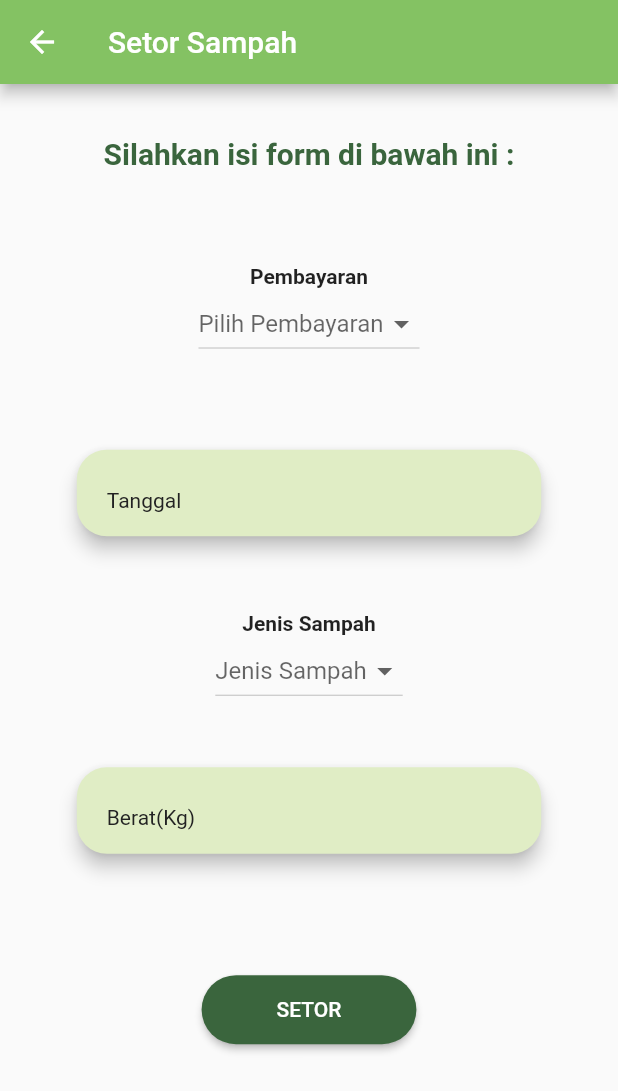
After one commit to hamdanadnandar/Mobile_kelompokM, a Flutter app: the Beranda screen opened directly, after a tap on "Tips & Trik Pengolahan Sampah", after a tap on "Setor Sampah", on a phone screen of 412 x 824 dp. The commit adds this screen. Shown: the top 1091 px of the screen. Run offline on Flutter 3.47's test engine with Material 2 defaults, Android fonts, the phone set to English and light mode, and no system bars.

Commit message:
Add files via upload

```diff
--- /dev/null
+++ b/lib/beranda.dart
@@ -0,0 +1,418 @@
+import 'package:filterin/navbar.dart';
+import 'package:filterin/setorsampah.dart';
+import 'package:flutter/material.dart';
+import 'package:filterin/appbar.dart';
+
+class Beranda extends StatelessWidget {
+  @override
+  Widget build(BuildContext context) {
+    return new SafeArea(
+        child: new Scaffold(
+            appBar: new FilterAppBar(),
+            body: Container(
+                child: new ListView(
+                    physics: ClampingScrollPhysics(),
+                    children: <Widget>[
+                      new Container(
+                        padding: EdgeInsets.only(left: 16.0, right: 16.0, top: 25.0),
+                        color: Colors.white,
+                        child: new Column(
+                          children: <Widget>[
+                          _buildSaldo(),
+                          ],
+                        )
+                      ),
+                    new Container(
+                      padding: EdgeInsets.only(left: 25.0, right: 25.0, top: 30.0),
+                      height: 100.0,
+                      child: RaisedButton.icon(
+                        textColor: Colors.white,
+                        color: Color(0xff84c263),
+                        onPressed: () {},
+                        icon: Image.asset("asset/tipstrick.png", height: 35, width: 35,),
+                        label: Text("Tips & Trik Pengolahan Sampah", style: TextStyle(fontSize: 15),),
+                      ),
+                    ),
+                      new Container(
+                        padding: EdgeInsets.only(left: 25.0, right: 25.0, top: 30.0),
+                        height: 100.0,
+                        child: RaisedButton.icon(
+                          textColor: Colors.white,
+                          color: Color(0xff84c263),
+                          onPressed: () {
+                            Navigator.push(context, MaterialPageRoute(builder: (context) => SetorSampah()));
+                          },
+                          icon: Image.asset("asset/setorsampah.png", height: 35, width: 35,),
+                          label: Text("Setor Sampah", style: TextStyle(fontSize: 15),),
+                        ),
+                      ),
+                      new Container(
+                        padding: EdgeInsets.only(left: 25.0, right: 25.0, top: 30.0),
+                        height: 100.0,
+                        child: RaisedButton.icon(
+                          textColor: Colors.white,
+                          color: Color(0xff84c263),
+                          onPressed: () {},
+                          icon: Image.asset("asset/riwayat.png", height: 35, width: 35,),
+                          label: Text("Riwayat Setoran", style: TextStyle(fontSize: 15),),
+                        ),
+                      ),
+                  new Container(
+                    color: Colors.white,
+                    margin: EdgeInsets.only(top: 16.0),
+                    child: new Column(
+                      children: <Widget>[
+//                        _buildGoFoodFeatured(),
+                        _buildInfo()],
+                    )
+                  ),
+
+                    ]
+                )
+            )
+        )
+    );
+  }
+}
+
+Widget _buildSaldo() {
+  return new Container(
+      height: 120.0,
+      decoration: new BoxDecoration(
+          gradient: LinearGradient(
+            begin: Alignment.topCenter,
+            end: Alignment.bottomCenter,
+            colors: [const Color(0xffE0EDC5), const Color(0xffE0EDC5)],
+          ),
+          borderRadius: new BorderRadius.all(new Radius.circular(3.0))),
+      child: new Column(
+        children: <Widget>[
+          new Container(
+            padding: EdgeInsets.all(12.0),
+            decoration: new BoxDecoration(
+                gradient: LinearGradient(
+                  begin: Alignment.topCenter,
+                  end: Alignment.bottomCenter,
+                  colors: [const Color(0xff84c263), const Color(0xff84c263)],
+                ),
+                borderRadius: new BorderRadius.only(
+                    topLeft: new Radius.circular(3.0),
+                    topRight: new Radius.circular(3.0))),
+            child: new Row(
+              mainAxisAlignment: MainAxisAlignment.spaceBetween,
+              children: <Widget>[
+                new Text(
+                  "Saldo",
+                  style: new TextStyle(
+                      fontSize: 18.0,
+                      color: Colors.black,
+                      fontFamily: "NeoSansBold"),
+                ),
+                new Container(
+                  child: new Text(
+                    "Rp. 120.000",
+                    style: new TextStyle(
+                        fontSize: 14.0,
+                        color: Colors.black,
+                        fontFamily: "NeoSansBold"),
+                  ),
+                )
+              ],
+            ),
+          ),
+          new Container(
+            padding: EdgeInsets.only(left: 32.0, right: 32.0, top: 12.0),
+            child: new Row(
+              mainAxisAlignment: MainAxisAlignment.spaceBetween,
+              children: <Widget>[
+                new Column(
+                  mainAxisAlignment: MainAxisAlignment.center,
+                  children: <Widget>[
+//                    new Image.asset(
+//                      "assets/icons/icon_transfer.png",
+//                      width: 32.0,
+//                      height: 32.0,
+//                    ),
+                    new Padding(
+                      padding: EdgeInsets.only(top: 10.0),
+                    ),
+                    new Text(
+                      "Tarik",
+                      style: TextStyle(color: Colors.black, fontSize: 12.0),
+                    )
+                  ],
+                ),
+                new Column(
+                  mainAxisAlignment: MainAxisAlignment.center,
+                  children: <Widget>[
+//                    new Image.asset(
+////                      "assets/icons/icon_scan.png",
+////                      width: 32.0,
+////                      height: 32.0,
+////                    ),
+                    new Padding(
+                      padding: EdgeInsets.only(top: 10.0),
+                    ),
+                    new Text(
+                      "Poin",
+                      style: TextStyle(color: Colors.black, fontSize: 12.0),
+                    )
+                  ],
+                ),
+                new Column(
+                  mainAxisAlignment: MainAxisAlignment.center,
+                  children: <Widget>[
+                    new Image.asset(
+                      "asset/setorsampah.png",
+                      width: 32.0,
+                      height: 32.0,
+                    ),
+                    new Padding(
+                      padding: EdgeInsets.only(top: 10.0),
+                    ),
+                    new Text(
+                      "Kg",
+                      style: TextStyle(color: Colors.black, fontSize: 12.0),
+                    )
+                  ],
+                ),
+//                new Column(
+//                  mainAxisAlignment: MainAxisAlignment.center,
+//                  children: <Widget>[
+//                    new Image.asset(
+//                      "asset/riwayat.png",
+//                      width: 32.0,
+//                      height: 32.0,
+//                    ),
+//                    new Padding(
+//                      padding: EdgeInsets.only(top: 10.0),
+//                    ),
+//                    new Text(
+//                      "Riwayat",
+//                      style: TextStyle(color: Colors.black, fontSize: 12.0),
+//                    )
+//                  ],
+//                ),
+              ],
+            ),
+          )
+        ],
+      ));
+}
+
+//Widget _buildGoFoodFeatured() {
+//  return new Container(
+//    padding: EdgeInsets.fromLTRB(16.0, 16.0, 0.0, 16.0),
+//    child: new Column(
+//      crossAxisAlignment: CrossAxisAlignment.stretch,
+//      children: <Widget>[
+//        new Text(
+//          "GO-FOOD",
+//          style: new TextStyle(fontFamily: "NeoSansBold"),
+//        ),
+//        new Padding(
+//          padding: EdgeInsets.only(top: 8.0),
+//        ),
+//        new Text(
+//          "Pilihan Terlaris",
+//          style: new TextStyle(fontFamily: "NeoSansBold"),
+//        ),
+//        new SizedBox(
+//          height: 172.0,
+//          child: FutureBuilder<List>(
+//              future: fetchFood(),
+//              builder: (context, snapshot) {
+//                if (snapshot.hasData) {
+//                  return new ListView.builder(
+//                    itemCount: snapshot.data.length,
+//                    padding: EdgeInsets.only(top: 12.0),
+//                    physics: new ClampingScrollPhysics(),
+//                    scrollDirection: Axis.horizontal,
+//                    itemBuilder: (context, index) {
+//                      return _rowGoFoodFeatured(snapshot.data[index]);
+//                    },
+//                  );
+//                }
+//                return Center(
+//                  child: SizedBox(
+//                      width: 40.0,
+//                      height: 40.0,
+//                      child: const CircularProgressIndicator()),
+//                );
+//              }),
+//        ),
+//      ],
+//    ),
+//  );
+//}
+
+//Widget _rowGoFoodFeatured(Food food) {
+//  return new Container(
+//    margin: EdgeInsets.only(right: 16.0),
+//    child: new Column(
+//      children: <Widget>[
+//        new ClipRRect(
+//          borderRadius: new BorderRadius.circular(8.0),
+//          child: new Image.asset(
+//            food.image,
+//            width: 132.0,
+//            height: 132.0,
+//          ),
+//        ),
+//        new Padding(
+//          padding: EdgeInsets.only(top: 8.0),
+//        ),
+////        new Text(
+////          food.title,
+////        ),
+//      ],
+//    ),
+//  );
+//}
+
+Widget _buildInfo() {
+  return new Container(
+      margin: EdgeInsets.all(16.0),
+      child: FutureBuilder(
+        future: fetchInfo(),
+        builder: (context, snapshot) {
+          if (snapshot.hasData) {
+            return new Column(
+                children: snapshot.data.map<Widget>((data) {
+                  return _rowInfo(data);
+                }).toList());
+          }
+          return Center(
+            child: SizedBox(
+                width: 40.0,
+                height: 40.0,
+                child: const CircularProgressIndicator()),
+          );
+        },
+      ));
+}
+
+Widget _rowInfo(Info info) {
+  return new Container(
+    height: 320.0,
+    child: new Column(
+      crossAxisAlignment: CrossAxisAlignment.start,
+      children: <Widget>[
+        new Container(
+          margin: EdgeInsets.only(bottom: 16.0),
+          width: double.infinity,
+          height: 1.0,
+          color: Colors.grey,
+        ),
+        new ClipRRect(
+          borderRadius: new BorderRadius.circular(8.0),
+          child: new Image.asset(
+            info.image,
+            height: 172.0,
+            width: double.infinity,
+            fit: BoxFit.cover,
+          ),
+        ),
+        new Padding(
+          padding: EdgeInsets.only(top: 16.0),
+        ),
+        new Text(
+          info.title,
+          style: new TextStyle(fontFamily: "NeoSansBold", fontSize: 16.0),
+        ),
+        new Padding(
+          padding: EdgeInsets.only(top: 8.0),
+        ),
+        new Text(
+          info.content,
+          maxLines: 2,
+          softWrap: true,
+          style: new TextStyle(color: Colors.grey, fontSize: 14.0),
+        ),
+        new Padding(
+          padding: EdgeInsets.only(top: 6.0),
+        ),
+        new Container(
+          alignment: Alignment.centerRight,
+          child: new MaterialButton(
+            color: Color(0xff84c263),
+            onPressed: () {},
+            child: new Text(
+              info.button,
+              style: new TextStyle(
+                  color: Colors.white,
+                  fontFamily: "NeoSansBold",
+                  fontSize: 12.0),
+            ),
+          ),
+        )
+      ],
+    ),
+  );
+}
+
+//Future<List<Food>> fetchFood() async {
+//  List<Food> _goFoodFeaturedList = [];
+//  _goFoodFeaturedList
+//      .add(new Food(title: "Steak Andakar", image: "asset/images/food_1.jpg"));
+//  _goFoodFeaturedList.add(
+//      new Food(title: "Mie Ayam Tumini", image: "asset/images/food_2.jpg"));
+//  _goFoodFeaturedList.add(
+//      new Food(title: "Tengkleng Hohah", image: "asset/images/food_3.jpg"));
+//  _goFoodFeaturedList
+//      .add(new Food(title: "Warung Steak", image: "asset/images/food_4.jpg"));
+//  _goFoodFeaturedList.add(new Food(
+//      title: "Kindai Warung Banjar", image: "asset/images/food_5.jpg"));
+//
+//  return new Future.delayed(new Duration(seconds: 1), () {
+//    return _goFoodFeaturedList;
+//  });
+//}
+
+Future<List<Info>> fetchInfo() async {
+  List<Info> _infoList = [];
+
+  _infoList.add(new Info(
+      image: "asset/images/berita1.jpg",
+      title: "BERITA 1",
+      content:
+      "Warga sedang mendaur ulang sampah plastik menjadi tas yang lebih berguna.",
+      button: "SELENGKAPNYA"));
+  _infoList.add(new Info(
+      image: "asset/images/berita2.jpg",
+      title: "BERITA 2",
+      content:
+      "Sampah botol bekas dapat menjadi berbagai macam kerajinan tangan.",
+      button: "SELENGKAPNYA"));
+  _infoList.add(new Info(
+      image: "asset/images/berita3.jpg",
+      title: "BERITA 3",
+      content:
+      "Sampah plastik berjenis botol terbukti sampah terbanyak yang dihasilkan oleh manusia.",
+      button: "SELENGKAPNYA"));
+  _infoList.add(new Info(
+      image: "asset/images/berita4.jpg",
+      title: "BERITA 4",
+      content:
+      "Begini caranya mendaur ulang sampah plastik dari botol bekas minummu!",
+      button: "SELENGKAPNYA"));
+  return new Future.delayed(new Duration(seconds: 3), () {
+    return _infoList;
+  });
+}
+
+//class Food {
+//  String title;
+//  String image;
+//
+//  Food({this.title, this.image});
+//}
+
+class Info {
+  String image;
+  String title;
+  String content;
+  String button;
+
+  Info({this.image, this.title, this.content, this.button});
+}
--- /dev/null
+++ b/lib/setorsampah.dart
@@ -0,0 +1,194 @@
+import 'package:flutter/material.dart';
+
+
+class SetorSampah extends StatefulWidget {
+  @override
+  _SetorSampah createState() => _SetorSampah();
+}
+
+class _SetorSampah extends State<SetorSampah> {
+
+  String _valUang;
+  String _valSampah;
+
+  List _listUang = ["Tunai", "Transfer"];
+  List _listSampah = ["Plastik", "Kertas", "Benda Tajam", "Sandal"];
+
+  @override
+  Widget build(BuildContext context) {
+    return SafeArea(
+      child: Scaffold(
+        appBar: AppBar(
+          backgroundColor: Color(0xff84c263),
+          title: Text("Setor Sampah"),
+        ),
+        body: Container(
+          child: Stack(alignment: Alignment.bottomCenter,
+            children: <Widget>[
+              Container(
+//                height: MediaQuery.of(context).size.height,
+//                width: MediaQuery.of(context).size.width,
+                child: Column(
+                  mainAxisAlignment: MainAxisAlignment.start,
+                  children: <Widget>[
+                    Container(
+                      margin: const EdgeInsets.only(top: 20, bottom: 15),
+                    ),
+                    Text(
+                      "Silahkan isi form di bawah ini :",
+                      style: TextStyle(
+                          color: Color(0xff3a653d),
+                          fontSize: 20, fontWeight: FontWeight.bold),
+                    ),
+                  ],
+                ),
+              ),
+              Container(
+                margin: const EdgeInsets.only(top: 120, bottom: 0, left: 0, right: 0),
+                child: Column(
+                  mainAxisAlignment: MainAxisAlignment.start,
+                  children: <Widget>[
+                    new Text("Pembayaran", style: TextStyle(fontSize: 14, fontWeight: FontWeight.bold)) ,
+                    DropdownButton(
+                      hint: Text('Pilih Pembayaran'),
+                      value: _valUang,
+                      items: _listUang.map((value) {
+                        return DropdownMenuItem(
+                          child: Text(value),
+                          value: value,
+                        );
+                      }).toList(),
+                      onChanged: (value) {
+                        setState(() {
+                          _valUang = value;
+                        });
+                      },
+                    ),
+                  ],
+                ),
+              ),
+              Container(
+                  height: MediaQuery.of(context).size.height * 0.8,
+                  width: MediaQuery.of(context).size.width * 0.8,
+                  child: Stack(alignment: Alignment.bottomCenter,
+                    children: <Widget>[
+                      Column(
+                        children: <Widget>[
+                          SizedBox(height: 100,),
+                          Padding(
+                            padding: EdgeInsets.only(
+                                top: 35, right: 10, bottom: 10, left: 10),
+                            child: Container(
+                              height: MediaQuery.of(context).size.height * 0.07,
+                              width: MediaQuery.of(context).size.width - 40,
+                              child: Material(
+                                elevation: 5,
+                                color: Color(0xffe0edc5),
+                                shape: RoundedRectangleBorder(
+                                  borderRadius: BorderRadius.only(
+                                    bottomRight: Radius.circular(20),
+                                    topRight: Radius.circular(20),
+                                    bottomLeft: Radius.circular(20),
+                                    topLeft: Radius.circular(20),
+                                  ),
+                                ),
+                                child: Padding(
+                                  padding: EdgeInsets.only(
+                                      left: 20, right: 20, top: 10, bottom: 10),
+                                  child: TextField(
+                                    keyboardType: TextInputType.datetime,
+                                    decoration: InputDecoration(
+                                      border: InputBorder.none,
+                                      hintText: "Tanggal",
+                                      hintStyle: TextStyle(
+                                          color: Color(0xff222222), fontSize: 14),
+                                    ),
+                                  ),
+                                ),
+                              ),
+                            ),
+                          ),
+                          Container(
+                            margin: const EdgeInsets.only(top: 40, bottom: 0, left: 0, right: 0),
+                            child: Column(
+                              mainAxisAlignment: MainAxisAlignment.start,
+                              children: <Widget>[
+                                new Text("Jenis Sampah", style: TextStyle(fontSize: 14, fontWeight: FontWeight.bold)) ,
+                                DropdownButton(
+                                  hint: Text('Jenis Sampah'),
+                                  value: _valSampah,
+                                  items: _listSampah.map((value) {
+                                    return DropdownMenuItem(
+                                      child: Text(value),
+                                      value: value,
+                                    );
+                                  }).toList(),
+                                  onChanged: (value) {
+                                    setState(() {
+                                      _valSampah = value;
+                                    });
+                                  },
+                                ),
+                              ],
+                            ),
+                          ),
+                          Padding(
+                            padding: EdgeInsets.only(
+                                top: 40, right: 10, bottom: 10, left: 10),
+                            child: Container(
+                              height: MediaQuery.of(context).size.height * 0.07,
+                              width: MediaQuery.of(context).size.width - 40,
+                              child: Material(
+                                elevation: 5,
+                                color: Color(0xffe0edc5),
+                                shape: RoundedRectangleBorder(
+                                  borderRadius: BorderRadius.only(
+                                    bottomRight: Radius.circular(20),
+                                    topRight: Radius.circular(20),
+                                    bottomLeft: Radius.circular(20),
+                                    topLeft: Radius.circular(20),
+                                  ),
+                                ),
+                                child: Padding(
+                                  padding: EdgeInsets.only(
+                                      left: 20, right: 20, top: 10, bottom: 10),
+                                  child: TextField(
+                                    keyboardType: TextInputType.number,
+                                    decoration: InputDecoration(
+                                      border: InputBorder.none,
+                                      hintText: "Berat(Kg)",
+                                      hintStyle: TextStyle(
+                                          color: Color(0xff222222), fontSize: 14),
+                                    ),
+                                  ),
+                                ),
+                              ),
+                            ),
+                          ),
+                          new Container(
+                              padding: EdgeInsets.only(top: 70),
+                              child: RaisedButton(
+                                  shape: new RoundedRectangleBorder(
+                                    borderRadius: new BorderRadius.circular(30),
+                                  ),
+                                  color: Color(0xff3a653d),
+                                  padding: const EdgeInsets.symmetric(
+                                      horizontal: 50, vertical: 15),
+                                  child: Text(
+                                    'SETOR',
+                                    style: TextStyle(color: Colors.white),
+                                  ),
+                                  onPressed: () {}
+                              )
+                          ),
+                        ],
+                      )
+                    ],
+                  ))],
+          ),
+
+        ),
+      ),
+    );
+  }
+  }
```
Also changed, not shown: lib/appbar.dart (line endings or trailing spaces), lib/components/already_have_an_account_acheck.dart (line endings or trailing spaces), lib/components/rounded_button.dart (line endings or trailing spaces), lib/components/rounded_input_field.dart (line endings or trailing spaces), lib/components/rounded_password_field.dart (line endings or trailing spaces), lib/components/text_field_container.dart (line endings or trailing spaces), lib/constants.dart (line endings or trailing spaces), lib/main.dart (line endings or trailing spaces), lib/navbar.dart (line endings or trailing spaces).
